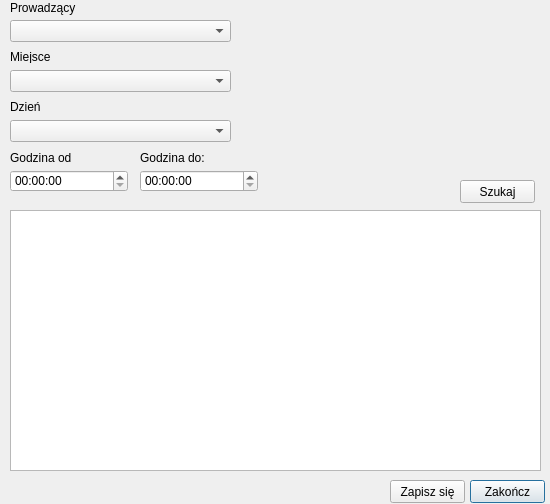
MichalKNR/FitMaster5000, file signup_for_event_dialog.ui: the form before one commit.
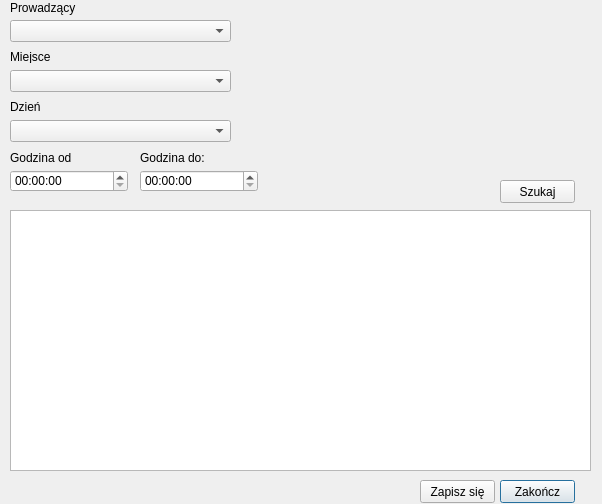
The form after the commit.

Commit message: major refactor end

The edit to the form file:
```diff
--- a/signup_for_event_dialog.ui
+++ b/signup_for_event_dialog.ui
@@ -6,7 +6,7 @@
    <rect>
     <x>0</x>
     <y>0</y>
-    <width>550</width>
+    <width>602</width>
     <height>504</height>
    </rect>
   </property>
@@ -18,7 +18,7 @@
     <rect>
      <x>10</x>
      <y>210</y>
-     <width>531</width>
+     <width>581</width>
      <height>261</height>
     </rect>
    </property>
@@ -26,7 +26,7 @@
   <widget class="QPushButton" name="End_PB">
    <property name="geometry">
     <rect>
-     <x>470</x>
+     <x>500</x>
      <y>480</y>
      <width>75</width>
      <height>23</height>
@@ -39,7 +39,7 @@
   <widget class="QPushButton" name="pushButton">
    <property name="geometry">
     <rect>
-     <x>390</x>
+     <x>420</x>
      <y>480</y>
      <width>75</width>
      <height>23</height>
@@ -52,7 +52,7 @@
   <widget class="QPushButton" name="Search_PB">
    <property name="geometry">
     <rect>
-     <x>460</x>
+     <x>500</x>
      <y>180</y>
      <width>75</width>
      <height>23</height>
```
The commit also changes 1 other file.
